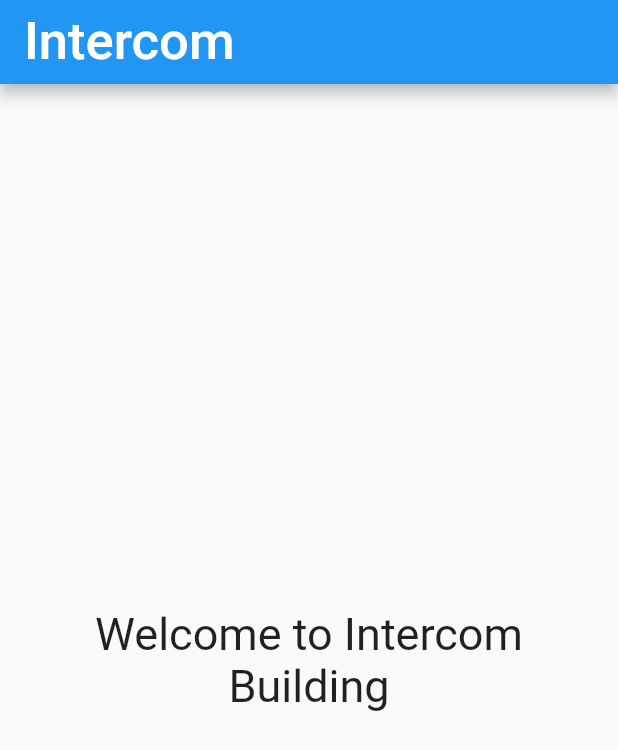
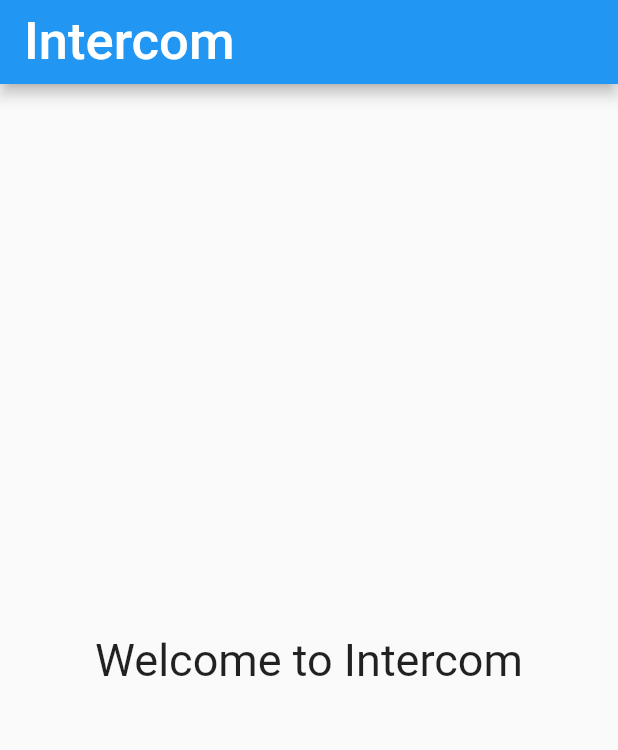
Before and after one commit to 1RGB1/Flutter-Intercom, a Flutter app: the SplachScreen screen opened directly, on a phone screen of 412 x 824 dp. Shown: the top 750 px of the screen. Run offline on Flutter 3.47's test engine with Material 2 defaults, Android fonts, the phone set to English and light mode, and no system bars; our stand-ins replace cloud_firestore, firebase_auth, firebase_core, flutter_spinkit, google_sign_in, shared_preferences; accounts and stored records are empty.

Commit message:
Remove building name from splach screen

```diff
--- a/lib/screens/splashScreen.dart
+++ b/lib/screens/splashScreen.dart
@@ -21,13 +21,8 @@
   void initState() {
     Firebase.initializeApp();
     firebaseManager = FirebaseManager(context);
-    _getBuildingName();
+    firebaseManager.getBuildingName();
     super.initState();
-  }
-
-  _getBuildingName() {
-    firebaseManager.getBuildingName();
-    Future.delayed(Duration(seconds: 2));
   }
 
   @override
@@ -47,7 +42,7 @@
             Padding(
               padding: const EdgeInsets.all(8.0),
               child: Text(
-                "Welcome to Intercom Building $buildingName",
+                'Welcome to Intercom',
                 textAlign: TextAlign.center,
                 style: TextStyle(
                   fontSize: (kIsWeb) ? 50 : 30,
```
